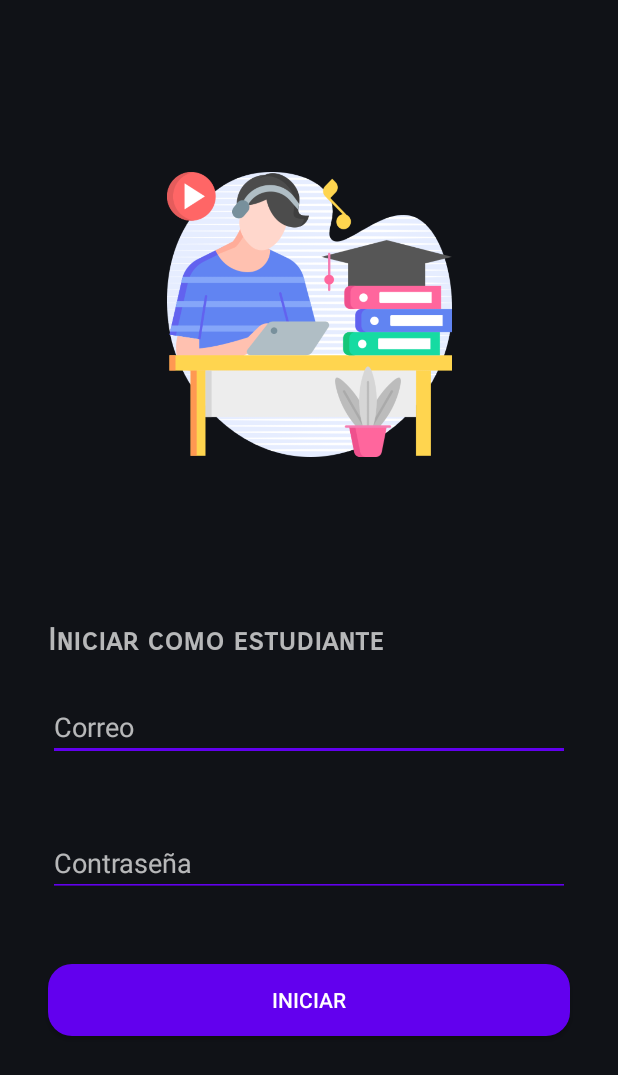
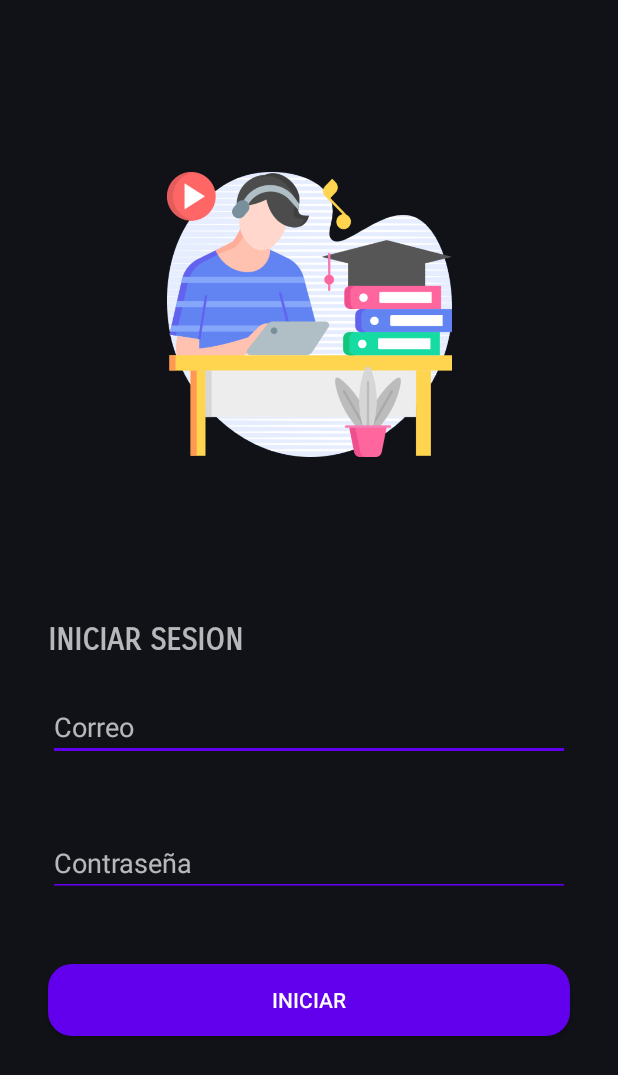
Before and after one commit to QbinVA/Asistify, an Android app: the loginalumno screen opened directly, with no data from a screen before it, on a phone screen of 412 x 824 dp. Shown: the top 1075 px of the screen. Run offline under Robolectric (Android 15) with nearby library versions, the phone set to English and light mode, and no system bars.

Commit message:
cambie texto

```diff
--- a/app/src/main/res/layout/activity_loginalumno.xml
+++ b/app/src/main/res/layout/activity_loginalumno.xml
@@ -80,7 +80,7 @@
         android:layout_marginEnd="32dp"
         android:layout_marginBottom="8dp"
         android:fontFamily="sans-serif-smallcaps"
-        android:text="Iniciar como estudiante"
+        android:text="INICIAR SESION"
         android:textSize="20sp"
         android:textStyle="bold"
         app:layout_constraintBottom_toTopOf="@+id/edittxtemail"
```
